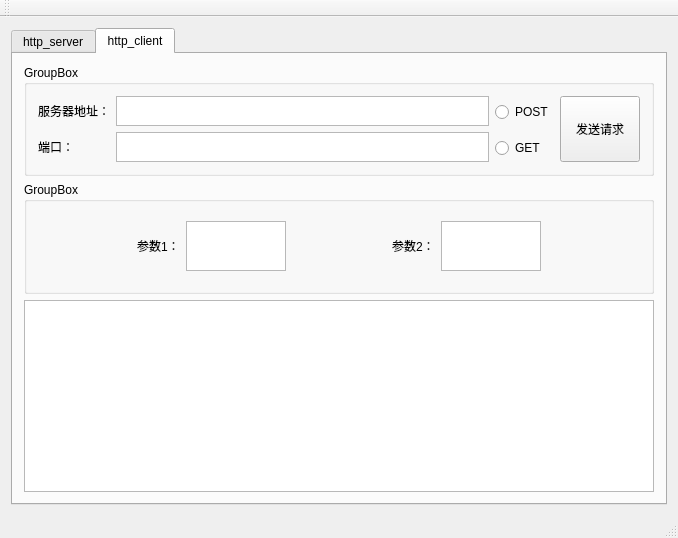
The window that Qt_exp/http/mainwindow.ui (w809291634/QT_Creator_Study) describes before a commit, drawn with Qt 5.
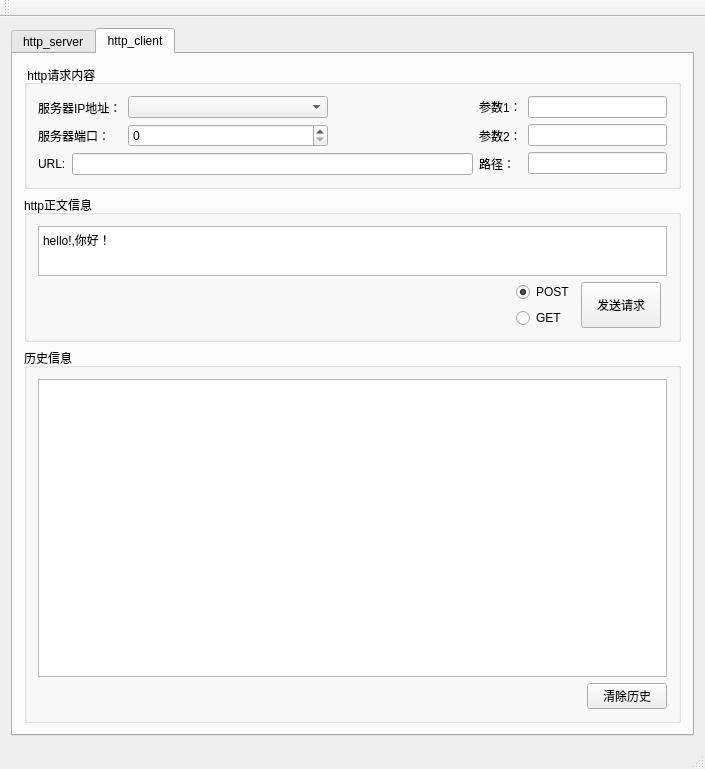
The same window after the commit.

Diff of the .ui file:
```diff
--- a/Qt_exp/http/mainwindow.ui
+++ b/Qt_exp/http/mainwindow.ui
@@ -6,15 +6,15 @@
    <rect>
     <x>0</x>
     <y>0</y>
-    <width>678</width>
-    <height>538</height>
+    <width>705</width>
+    <height>769</height>
    </rect>
   </property>
   <property name="windowTitle">
    <string>MainWindow</string>
   </property>
   <widget class="QWidget" name="centralWidget">
-   <layout class="QGridLayout" name="gridLayout">
+   <layout class="QGridLayout" name="gridLayout_3">
     <item row="0" column="0">
      <widget class="QTabWidget" name="tabWidget">
       <property name="currentIndex">
@@ -24,24 +24,306 @@
        <attribute name="title">
         <string>http_server</string>
        </attribute>
+       <layout class="QGridLayout" name="gridLayout_6">
+        <item row="0" column="0">
+         <layout class="QVBoxLayout" name="verticalLayout_4">
+          <item>
+           <widget class="QLabel" name="label_5">
+            <property name="text">
+             <string>服务器IP地址：</string>
+            </property>
+           </widget>
+          </item>
+          <item>
+           <widget class="QLabel" name="label_6">
+            <property name="text">
+             <string>服务器端口：</string>
+            </property>
+           </widget>
+          </item>
+         </layout>
+        </item>
+        <item row="0" column="1">
+         <layout class="QVBoxLayout" name="verticalLayout_5">
+          <item>
+           <widget class="QComboBox" name="server_ip_cbox">
+            <property name="minimumSize">
+             <size>
+              <width>200</width>
+              <height>0</height>
+             </size>
+            </property>
+           </widget>
+          </item>
+          <item>
+           <widget class="QSpinBox" name="server_port_sbox"/>
+          </item>
+         </layout>
+        </item>
+        <item row="0" column="2">
+         <spacer name="horizontalSpacer_5">
+          <property name="orientation">
+           <enum>Qt::Horizontal</enum>
+          </property>
+          <property name="sizeHint" stdset="0">
+           <size>
+            <width>226</width>
+            <height>20</height>
+           </size>
+          </property>
+         </spacer>
+        </item>
+        <item row="0" column="3">
+         <layout class="QVBoxLayout" name="verticalLayout_6">
+          <item>
+           <widget class="QPushButton" name="server_listen_btn">
+            <property name="text">
+             <string>开始监听</string>
+            </property>
+           </widget>
+          </item>
+          <item>
+           <widget class="QPushButton" name="server_close_btn">
+            <property name="text">
+             <string>停止监听</string>
+            </property>
+           </widget>
+          </item>
+         </layout>
+        </item>
+        <item row="1" column="0" colspan="4">
+         <widget class="QGroupBox" name="groupBox_5">
+          <property name="title">
+           <string>http请求内容</string>
+          </property>
+          <layout class="QGridLayout" name="gridLayout_4">
+           <item row="0" column="0">
+            <layout class="QHBoxLayout" name="horizontalLayout">
+             <item>
+              <widget class="QLabel" name="label_9">
+               <property name="text">
+                <string>协议头:</string>
+               </property>
+              </widget>
+             </item>
+             <item>
+              <widget class="QTextEdit" name="request_header_tEdit">
+               <property name="minimumSize">
+                <size>
+                 <width>0</width>
+                 <height>60</height>
+                </size>
+               </property>
+               <property name="maximumSize">
+                <size>
+                 <width>16777215</width>
+                 <height>60</height>
+                </size>
+               </property>
+              </widget>
+             </item>
+            </layout>
+           </item>
+           <item row="1" column="0">
+            <layout class="QHBoxLayout" name="horizontalLayout_6">
+             <item>
+              <widget class="QLabel" name="label_14">
+               <property name="text">
+                <string>参数:</string>
+               </property>
+              </widget>
+             </item>
+             <item>
+              <widget class="QLineEdit" name="request_para_lEdit"/>
+             </item>
+            </layout>
+           </item>
+           <item row="2" column="0">
+            <layout class="QHBoxLayout" name="horizontalLayout_2">
+             <item>
+              <layout class="QVBoxLayout" name="verticalLayout_7">
+               <item>
+                <widget class="QLabel" name="label_7">
+                 <property name="text">
+                  <string>请求方式</string>
+                 </property>
+                </widget>
+               </item>
+               <item>
+                <widget class="QLabel" name="label_8">
+                 <property name="text">
+                  <string>路径</string>
+                 </property>
+                </widget>
+               </item>
+              </layout>
+             </item>
+             <item>
+              <layout class="QVBoxLayout" name="verticalLayout_8">
+               <item>
+                <widget class="QLineEdit" name="request_method_lEdit"/>
+               </item>
+               <item>
+                <widget class="QLineEdit" name="request_path_lEdit"/>
+               </item>
+              </layout>
+             </item>
+             <item>
+              <layout class="QVBoxLayout" name="verticalLayout_3">
+               <item>
+                <widget class="QLabel" name="label_10">
+                 <property name="text">
+                  <string>版本:</string>
+                 </property>
+                </widget>
+               </item>
+               <item>
+                <widget class="QLabel" name="label_12">
+                 <property name="text">
+                  <string>源地址:</string>
+                 </property>
+                </widget>
+               </item>
+              </layout>
+             </item>
+             <item>
+              <layout class="QVBoxLayout" name="verticalLayout_9">
+               <item>
+                <widget class="QLineEdit" name="request_version_lEdit"/>
+               </item>
+               <item>
+                <widget class="QLineEdit" name="request_ip_lEdit"/>
+               </item>
+              </layout>
+             </item>
+            </layout>
+           </item>
+           <item row="3" column="0">
+            <layout class="QHBoxLayout" name="horizontalLayout_3">
+             <item>
+              <widget class="QLabel" name="label_11">
+               <property name="text">
+                <string>正文:</string>
+               </property>
+              </widget>
+             </item>
+             <item>
+              <widget class="QLineEdit" name="request_body_lEdit"/>
+             </item>
+            </layout>
+           </item>
+          </layout>
+         </widget>
+        </item>
+        <item row="3" column="0" colspan="4">
+         <widget class="QGroupBox" name="groupBox_3">
+          <property name="title">
+           <string>历史信息</string>
+          </property>
+          <layout class="QGridLayout" name="gridLayout_5">
+           <item row="1" column="1">
+            <widget class="QPushButton" name="server_history_clear">
+             <property name="text">
+              <string>清除历史</string>
+             </property>
+            </widget>
+           </item>
+           <item row="1" column="0">
+            <spacer name="horizontalSpacer_7">
+             <property name="orientation">
+              <enum>Qt::Horizontal</enum>
+             </property>
+             <property name="sizeHint" stdset="0">
+              <size>
+               <width>473</width>
+               <height>20</height>
+              </size>
+             </property>
+            </spacer>
+           </item>
+           <item row="0" column="0" colspan="2">
+            <widget class="QListWidget" name="server_listWidget"/>
+           </item>
+          </layout>
+         </widget>
+        </item>
+        <item row="2" column="0" colspan="4">
+         <widget class="QGroupBox" name="groupBox_4">
+          <property name="sizePolicy">
+           <sizepolicy hsizetype="Preferred" vsizetype="Fixed">
+            <horstretch>0</horstretch>
+            <verstretch>0</verstretch>
+           </sizepolicy>
+          </property>
+          <property name="title">
+           <string>发送的信息</string>
+          </property>
+          <layout class="QGridLayout" name="gridLayout_8">
+           <item row="0" column="0" colspan="2">
+            <widget class="QTextEdit" name="server_send_tEdit">
+             <property name="sizePolicy">
+              <sizepolicy hsizetype="Expanding" vsizetype="Expanding">
+               <horstretch>0</horstretch>
+               <verstretch>0</verstretch>
+              </sizepolicy>
+             </property>
+             <property name="maximumSize">
+              <size>
+               <width>16777215</width>
+               <height>50</height>
+              </size>
+             </property>
+             <property name="html">
+              <string>&lt;!DOCTYPE HTML PUBLIC &quot;-//W3C//DTD HTML 4.0//EN&quot; &quot;http://www.w3.org/TR/REC-html40/strict.dtd&quot;&gt;
+&lt;html&gt;&lt;head&gt;&lt;meta name=&quot;qrichtext&quot; content=&quot;1&quot; /&gt;&lt;style type=&quot;text/css&quot;&gt;
+p, li { white-space: pre-wrap; }
+&lt;/style&gt;&lt;/head&gt;&lt;body style=&quot; font-family:'SimSun'; font-size:9pt; font-weight:400; font-style:normal;&quot;&gt;
+&lt;p style=&quot; margin-top:0px; margin-bottom:0px; margin-left:0px; margin-right:0px; -qt-block-indent:0; text-indent:0px;&quot;&gt;hello!,你好！&lt;/p&gt;&lt;/body&gt;&lt;/html&gt;</string>
+             </property>
+            </widget>
+           </item>
+           <item row="1" column="1">
+            <widget class="QPushButton" name="server_send_btn">
+             <property name="text">
+              <string>广播信息</string>
+             </property>
+            </widget>
+           </item>
+           <item row="1" column="0">
+            <spacer name="horizontalSpacer_4">
+             <property name="orientation">
+              <enum>Qt::Horizontal</enum>
+             </property>
+             <property name="sizeHint" stdset="0">
+              <size>
+               <width>40</width>
+               <height>20</height>
+              </size>
+             </property>
+            </spacer>
+           </item>
+          </layout>
+         </widget>
+        </item>
+       </layout>
       </widget>
       <widget class="QWidget" name="http_client_tab">
        <attribute name="title">
         <string>http_client</string>
        </attribute>
-       <layout class="QGridLayout" name="gridLayout_3">
+       <layout class="QGridLayout" name="gridLayout_2">
         <item row="0" column="0">
          <widget class="QGroupBox" name="groupBox">
           <property name="title">
-           <string>GroupBox</string>
+           <string> http请求内容</string>
           </property>
-          <layout class="QGridLayout" name="gridLayout_2">
-           <item row="0" column="0" rowspan="2">
+          <layout class="QGridLayout" name="gridLayout">
+           <item row="0" column="0">
             <layout class="QVBoxLayout" name="verticalLayout_2">
              <item>
               <widget class="QLabel" name="label_2">
                <property name="text">
-                <string>服务器地址：</string>
+                <string>服务器IP地址：</string>
                </property>
               </widget>
              </item>
@@ -54,102 +336,37 @@
                 </size>
                </property>
                <property name="text">
-                <string>端口：</string>
+                <string>服务器端口：</string>
                </property>
               </widget>
              </item>
             </layout>
-           </item>
-           <item row="0" column="1" rowspan="2">
-            <layout class="QVBoxLayout" name="verticalLayout">
-             <item>
-              <widget class="QTextEdit" name="textEdit_addr">
-               <property name="maximumSize">
-                <size>
-                 <width>10000</width>
-                 <height>30</height>
-                </size>
-               </property>
-              </widget>
-             </item>
-             <item>
-              <widget class="QTextEdit" name="textEdit_port">
-               <property name="maximumSize">
-                <size>
-                 <width>16777215</width>
-                 <height>30</height>
-                </size>
-               </property>
-              </widget>
-             </item>
-            </layout>
-           </item>
-           <item row="0" column="2">
-            <widget class="QRadioButton" name="radioButton">
-             <property name="text">
-              <string>POST</string>
-             </property>
-            </widget>
-           </item>
-           <item row="0" column="3" rowspan="2">
-            <widget class="QPushButton" name="pushButton">
-             <property name="maximumSize">
-              <size>
-               <width>300</width>
-               <height>500</height>
-              </size>
-             </property>
-             <property name="text">
-              <string>发送请求</string>
-             </property>
-             <property name="default">
-              <bool>false</bool>
-             </property>
-            </widget>
-           </item>
-           <item row="1" column="2">
-            <widget class="QRadioButton" name="radioButton_2">
-             <property name="text">
-              <string>GET</string>
-             </property>
-            </widget>
-           </item>
-          </layout>
-         </widget>
-        </item>
-        <item row="1" column="0">
-         <widget class="QGroupBox" name="groupBox_2">
-          <property name="title">
-           <string>GroupBox</string>
-          </property>
-          <layout class="QGridLayout" name="gridLayout_4">
-           <item row="0" column="4">
-            <widget class="QLabel" name="label_4">
-             <property name="maximumSize">
-              <size>
-               <width>50</width>
-               <height>16777215</height>
-              </size>
-             </property>
-             <property name="text">
-              <string>参数2：</string>
-             </property>
-            </widget>
            </item>
            <item row="0" column="1">
-            <widget class="QLabel" name="label_3">
-             <property name="maximumSize">
-              <size>
-               <width>50</width>
-               <height>16777215</height>
-              </size>
-             </property>
-             <property name="text">
-              <string>参数1：</string>
-             </property>
-            </widget>
+            <layout class="QVBoxLayout" name="verticalLayout_10">
+             <item>
+              <widget class="QComboBox" name="c_server_ip_cbox">
+               <property name="minimumSize">
+                <size>
+                 <width>200</width>
+                 <height>0</height>
+                </size>
+               </property>
+              </widget>
+             </item>
+             <item>
+              <widget class="QSpinBox" name="c_server_port_sbox">
+               <property name="minimumSize">
+                <size>
+                 <width>200</width>
+                 <height>0</height>
+                </size>
+               </property>
+              </widget>
+             </item>
+            </layout>
            </item>
-           <item row="0" column="0">
+           <item row="0" column="2">
             <spacer name="horizontalSpacer_2">
              <property name="orientation">
               <enum>Qt::Horizontal</enum>
@@ -162,17 +379,133 @@
              </property>
             </spacer>
            </item>
-           <item row="0" column="2">
-            <widget class="QTextEdit" name="textEdit_parm_1">
-             <property name="maximumSize">
-              <size>
-               <width>100</width>
-               <height>50</height>
-              </size>
-             </property>
-            </widget>
+           <item row="0" column="3" rowspan="2">
+            <layout class="QVBoxLayout" name="verticalLayout_11">
+             <item>
+              <widget class="QLabel" name="label_3">
+               <property name="maximumSize">
+                <size>
+                 <width>50</width>
+                 <height>16777215</height>
+                </size>
+               </property>
+               <property name="text">
+                <string>参数1：</string>
+               </property>
+              </widget>
+             </item>
+             <item>
+              <widget class="QLabel" name="label_4">
+               <property name="maximumSize">
+                <size>
+                 <width>50</width>
+                 <height>16777215</height>
+                </size>
+               </property>
+               <property name="text">
+                <string>参数2：</string>
+               </property>
+              </widget>
+             </item>
+             <item>
+              <widget class="QLabel" name="label_13">
+               <property name="maximumSize">
+                <size>
+                 <width>50</width>
+                 <height>16777215</height>
+                </size>
+               </property>
+               <property name="text">
+                <string>路径：</string>
+               </property>
+              </widget>
+             </item>
+            </layout>
            </item>
-           <item row="0" column="3">
+           <item row="0" column="4" rowspan="2">
+            <layout class="QVBoxLayout" name="verticalLayout_12">
+             <item>
+              <widget class="QLineEdit" name="request_para1"/>
+             </item>
+             <item>
+              <widget class="QLineEdit" name="request_para2"/>
+             </item>
+             <item>
+              <widget class="QLineEdit" name="request_path"/>
+             </item>
+            </layout>
+           </item>
+           <item row="1" column="0" colspan="3">
+            <layout class="QHBoxLayout" name="horizontalLayout_5">
+             <item>
+              <widget class="QLabel" name="label_15">
+               <property name="text">
+                <string>URL:</string>
+               </property>
+              </widget>
+             </item>
+             <item>
+              <widget class="QLineEdit" name="request_URL"/>
+             </item>
+            </layout>
+           </item>
+          </layout>
+         </widget>
+        </item>
+        <item row="1" column="0">
+         <widget class="QGroupBox" name="groupBox_6">
+          <property name="sizePolicy">
+           <sizepolicy hsizetype="Preferred" vsizetype="Fixed">
+            <horstretch>0</horstretch>
+            <verstretch>0</verstretch>
+           </sizepolicy>
+          </property>
+          <property name="title">
+           <string>http正文信息</string>
+          </property>
+          <layout class="QGridLayout" name="gridLayout_9">
+           <item row="1" column="1">
+            <layout class="QHBoxLayout" name="horizontalLayout_4">
+             <item>
+              <layout class="QVBoxLayout" name="verticalLayout">
+               <item>
+                <widget class="QRadioButton" name="post_rbtn">
+                 <property name="text">
+                  <string>POST</string>
+                 </property>
+                 <property name="checked">
+                  <bool>true</bool>
+                 </property>
+                </widget>
+               </item>
+               <item>
+                <widget class="QRadioButton" name="get_rbtn">
+                 <property name="text">
+                  <string>GET</string>
+                 </property>
+                </widget>
+               </item>
+              </layout>
+             </item>
+             <item>
+              <widget class="QPushButton" name="client_send_request">
+               <property name="maximumSize">
+                <size>
+                 <width>300</width>
+                 <height>500</height>
+                </size>
+               </property>
+               <property name="text">
+                <string>发送请求</string>
+               </property>
+               <property name="default">
+                <bool>false</bool>
+               </property>
+              </widget>
+             </item>
+            </layout>
+           </item>
+           <item row="1" column="0">
             <spacer name="horizontalSpacer">
              <property name="orientation">
               <enum>Qt::Horizontal</enum>
@@ -185,34 +518,63 @@
              </property>
             </spacer>
            </item>
-           <item row="0" column="5">
-            <widget class="QTextEdit" name="textEdit_parm_2">
+           <item row="0" column="0" colspan="3">
+            <widget class="QTextEdit" name="client_send_tEdit">
+             <property name="sizePolicy">
+              <sizepolicy hsizetype="Expanding" vsizetype="Expanding">
+               <horstretch>0</horstretch>
+               <verstretch>0</verstretch>
+              </sizepolicy>
+             </property>
              <property name="maximumSize">
               <size>
-               <width>100</width>
+               <width>16777215</width>
                <height>50</height>
               </size>
              </property>
+             <property name="html">
+              <string>&lt;!DOCTYPE HTML PUBLIC &quot;-//W3C//DTD HTML 4.0//EN&quot; &quot;http://www.w3.org/TR/REC-html40/strict.dtd&quot;&gt;
+&lt;html&gt;&lt;head&gt;&lt;meta name=&quot;qrichtext&quot; content=&quot;1&quot; /&gt;&lt;style type=&quot;text/css&quot;&gt;
+p, li { white-space: pre-wrap; }
+&lt;/style&gt;&lt;/head&gt;&lt;body style=&quot; font-family:'SimSun'; font-size:9pt; font-weight:400; font-style:normal;&quot;&gt;
+&lt;p style=&quot; margin-top:0px; margin-bottom:0px; margin-left:0px; margin-right:0px; -qt-block-indent:0; text-indent:0px;&quot;&gt;hello!,你好！&lt;/p&gt;&lt;/body&gt;&lt;/html&gt;</string>
+             </property>
             </widget>
            </item>
-           <item row="0" column="6">
-            <spacer name="horizontalSpacer_3">
-             <property name="orientation">
-              <enum>Qt::Horizontal</enum>
-             </property>
-             <property name="sizeHint" stdset="0">
-              <size>
-               <width>40</width>
-               <height>20</height>
-              </size>
-             </property>
-            </spacer>
-           </item>
           </layout>
          </widget>
         </item>
         <item row="2" column="0">
-         <widget class="QTextEdit" name="textEdit_res"/>
+         <widget class="QGroupBox" name="groupBox_7">
+          <property name="title">
+           <string>历史信息</string>
+          </property>
+          <layout class="QGridLayout" name="gridLayout_7">
+           <item row="0" column="0" colspan="2">
+            <widget class="QListWidget" name="client_listWidget"/>
+           </item>
+           <item row="1" column="0">
+            <spacer name="horizontalSpacer_8">
+             <property name="orientation">
+              <enum>Qt::Horizontal</enum>
+             </property>
+             <property name="sizeHint" stdset="0">
+              <size>
+               <width>473</width>
+               <height>20</height>
+              </size>
+             </property>
+            </spacer>
+           </item>
+           <item row="1" column="1">
+            <widget class="QPushButton" name="client_history_clear">
+             <property name="text">
+              <string>清除历史</string>
+             </property>
+            </widget>
+           </item>
+          </layout>
+         </widget>
         </item>
        </layout>
       </widget>
```
Left out of the diff: 2 changed lines with no effect on the pictures.
